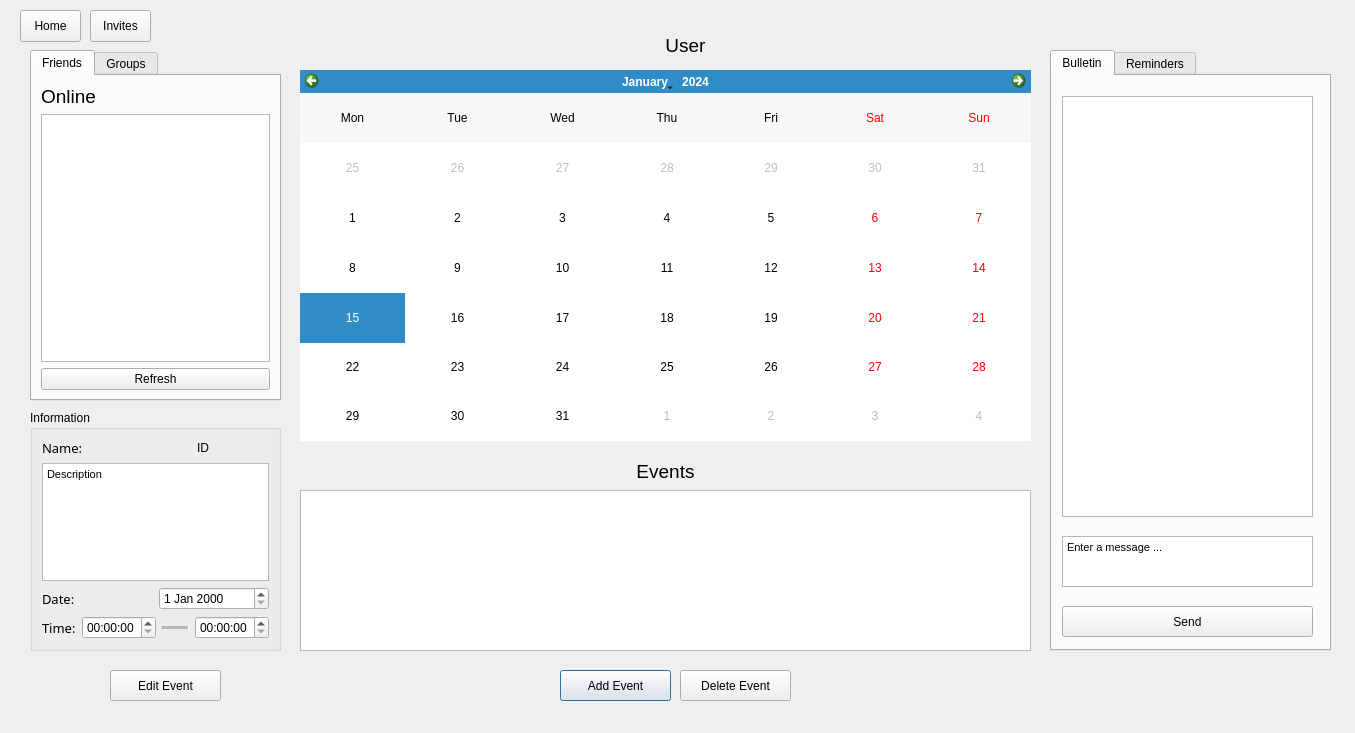
The window that dashboard.ui (curvySage/Get2gether) describes before a commit, drawn with Qt 5.
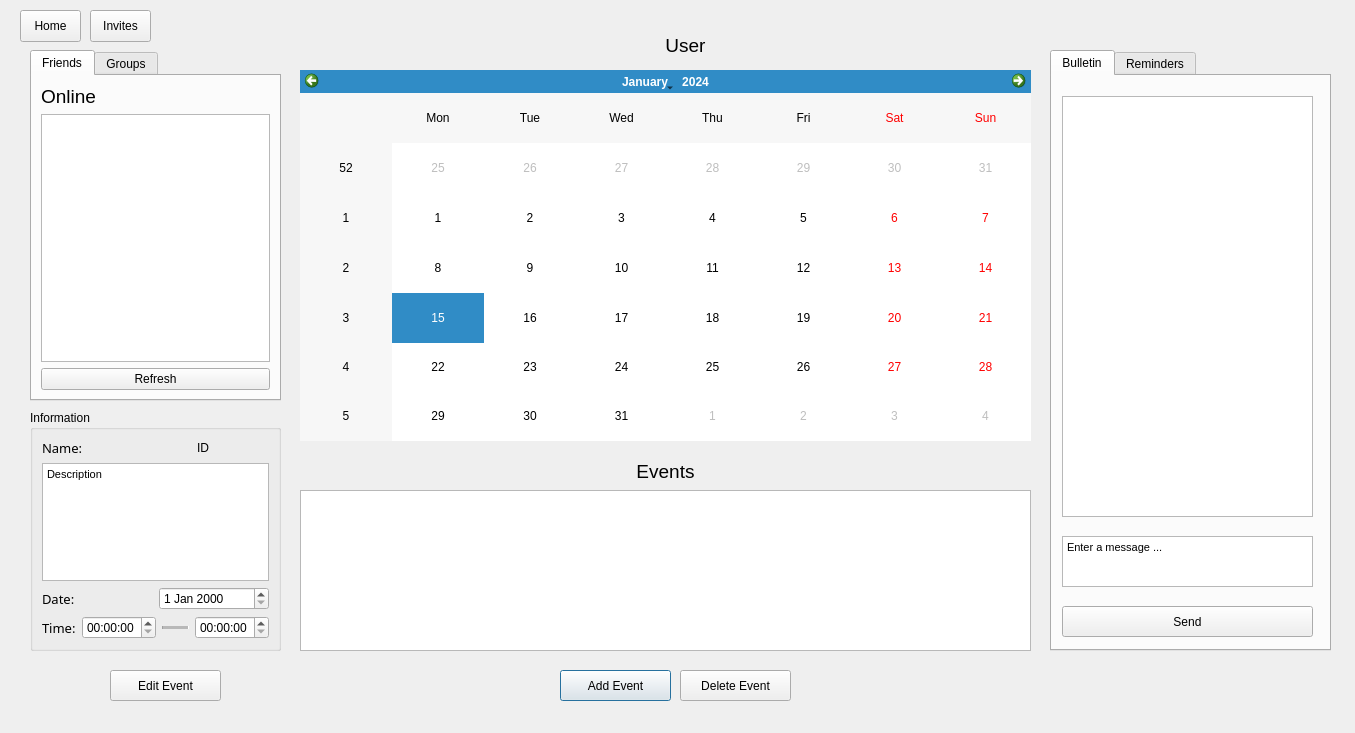
The same window after the commit. The open tabs and pages were chosen to show the change.

What changed in the file:
```diff
--- a/dashboard.ui
+++ b/dashboard.ui
@@ -32,7 +32,7 @@
     <enum>QCalendarWidget::ShortDayNames</enum>
    </property>
    <property name="verticalHeaderFormat">
-    <enum>QCalendarWidget::NoVerticalHeader</enum>
+    <enum>QCalendarWidget::ISOWeekNumbers</enum>
    </property>
   </widget>
   <widget class="QTableView" name="eventsview">
```
Left out of the diff: 10 changed lines with no effect on the pictures.
